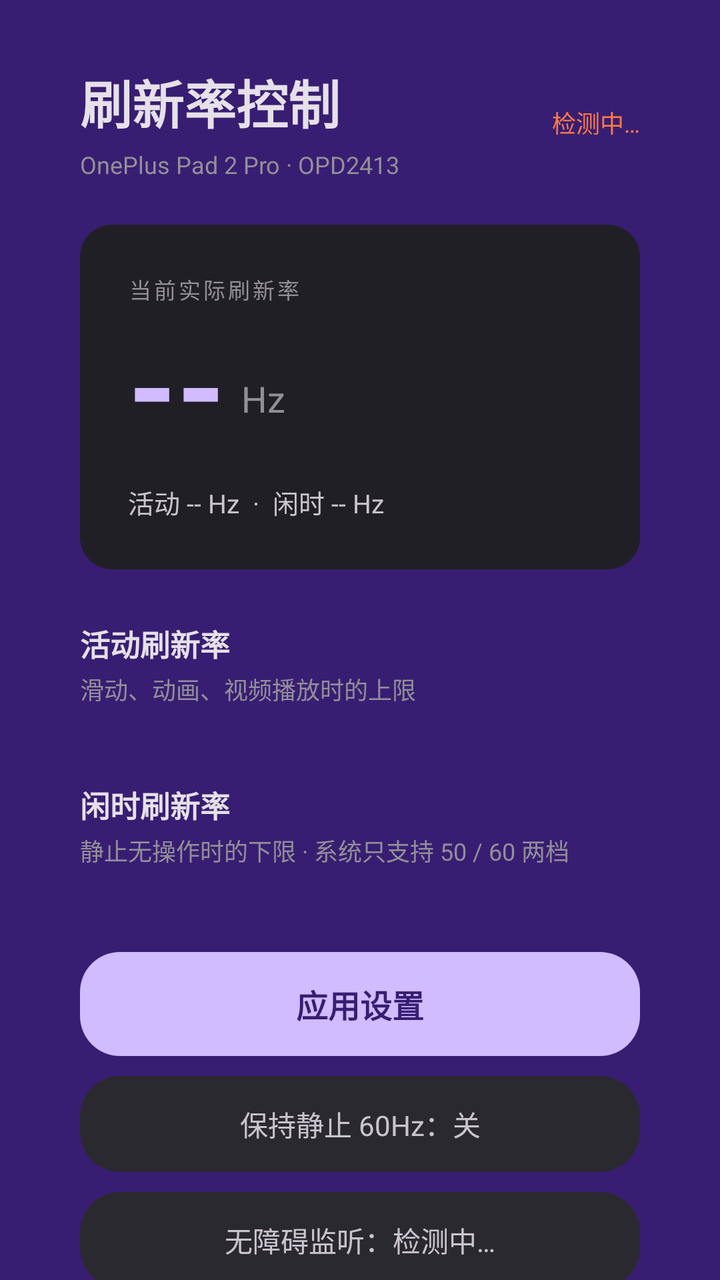
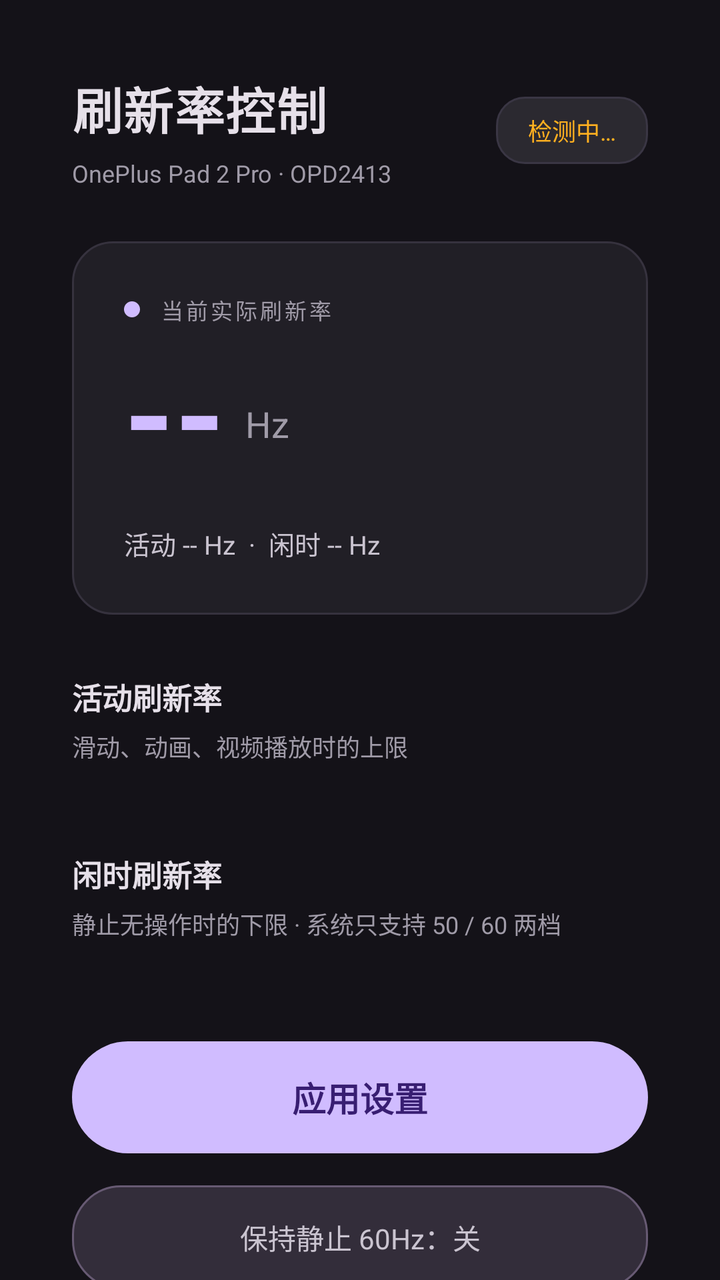

Before-and-after screenshots of an Android layout around one commit, followed by the original layout XML and the change that was made.
<!-- AndroidManifest.xml: application theme AppTheme -->
<!-- res/layout/activity_main.xml -->
<?xml version="1.0" encoding="utf-8"?>
<ScrollView xmlns:android="http://schemas.android.com/apk/res/android"
    android:layout_width="match_parent"
    android:layout_height="match_parent"
    android:background="#381E72"
    android:fillViewport="true"
    android:scrollbars="none">

    <LinearLayout
        android:layout_width="match_parent"
        android:layout_height="wrap_content"
        android:orientation="vertical"
        android:paddingLeft="40dp"
        android:paddingRight="40dp"
        android:paddingTop="32dp"
        android:paddingBottom="40dp">

        <LinearLayout
            android:layout_width="match_parent"
            android:layout_height="wrap_content"
            android:orientation="horizontal"
            android:gravity="center_vertical">

            <LinearLayout
                android:layout_width="0dp"
                android:layout_height="wrap_content"
                android:layout_weight="1"
                android:orientation="vertical">

                <TextView
                    android:layout_width="wrap_content"
                    android:layout_height="wrap_content"
                    android:text="刷新率控制"
                    android:textColor="#E6E0E9"
                    android:textSize="26sp"
                    android:textStyle="bold" />

                <TextView
                    android:id="@+id/tv_device"
                    android:layout_width="wrap_content"
                    android:layout_height="wrap_content"
                    android:layout_marginTop="4dp"
                    android:text="OnePlus Pad 2 Pro · OPD2413"
                    android:textColor="#938F99"
                    android:textSize="12sp" />
            </LinearLayout>

            <TextView
                android:id="@+id/tv_perm"
                android:layout_width="wrap_content"
                android:layout_height="wrap_content"
                android:text="检测中…"
                android:textColor="#FF7A45"
                android:textSize="12sp" />
        </LinearLayout>

        <LinearLayout
            android:layout_width="match_parent"
            android:layout_height="wrap_content"
            android:layout_marginTop="22dp"
            android:background="@drawable/bg_card"
            android:orientation="vertical"
            android:padding="24dp">

            <TextView
                android:layout_width="wrap_content"
                android:layout_height="wrap_content"
                android:text="当前实际刷新率"
                android:textColor="#938F99"
                android:textSize="11sp"
                android:letterSpacing="0.12" />

            <LinearLayout
                android:layout_width="wrap_content"
                android:layout_height="wrap_content"
                android:layout_marginTop="6dp"
                android:orientation="horizontal"
                android:gravity="bottom">

                <TextView
                    android:id="@+id/tv_live"
                    android:layout_width="wrap_content"
                    android:layout_height="wrap_content"
                    android:text="--"
                    android:textColor="#D0BCFF"
                    android:textSize="62sp"
                    android:textStyle="bold"
                    android:includeFontPadding="false" />

                <TextView
                    android:layout_width="wrap_content"
                    android:layout_height="wrap_content"
                    android:layout_marginLeft="8dp"
                    android:layout_marginBottom="10dp"
                    android:text="Hz"
                    android:textColor="#938F99"
                    android:textSize="18sp" />
            </LinearLayout>

            <TextView
                android:id="@+id/tv_summary"
                android:layout_width="wrap_content"
                android:layout_height="wrap_content"
                android:layout_marginTop="10dp"
                android:text="活动 -- Hz  ·  闲时 -- Hz"
                android:textColor="#CAC4D0"
                android:textSize="13sp" />
        </LinearLayout>

        <TextView
            android:layout_width="wrap_content"
            android:layout_height="wrap_content"
            android:layout_marginTop="26dp"
            android:text="活动刷新率"
            android:textColor="#E6E0E9"
            android:textSize="15sp"
            android:textStyle="bold" />

        <TextView
            android:layout_width="wrap_content"
            android:layout_height="wrap_content"
            android:layout_marginTop="3dp"
            android:text="滑动、动画、视频播放时的上限"
            android:textColor="#938F99"
            android:textSize="12sp" />

        <LinearLayout
            android:id="@+id/group_active"
            android:layout_width="match_parent"
            android:layout_height="wrap_content"
            android:layout_marginTop="12dp"
            android:orientation="horizontal" />

        <TextView
            android:layout_width="wrap_content"
            android:layout_height="wrap_content"
            android:layout_marginTop="26dp"
            android:text="闲时刷新率"
            android:textColor="#E6E0E9"
            android:textSize="15sp"
            android:textStyle="bold" />

        <TextView
            android:id="@+id/tv_idle_hint"
            android:layout_width="wrap_content"
            android:layout_height="wrap_content"
            android:layout_marginTop="3dp"
            android:text="静止无操作时的下限 · 系统只支持 50 / 60 两档"
            android:textColor="#938F99"
            android:textSize="12sp" />

        <LinearLayout
            android:id="@+id/group_idle"
            android:layout_width="match_parent"
            android:layout_height="wrap_content"
            android:layout_marginTop="12dp"
            android:orientation="horizontal" />

        <TextView
            android:id="@+id/btn_apply"
            android:layout_width="match_parent"
            android:layout_height="52dp"
            android:layout_marginTop="30dp"
            android:background="@drawable/bg_btn_primary"
            android:gravity="center"
            android:text="应用设置"
            android:textColor="#381E72"
            android:textSize="16sp"
            android:textStyle="bold" />

        <TextView
            android:id="@+id/btn_lock"
            android:layout_width="match_parent"
            android:layout_height="48dp"
            android:layout_marginTop="10dp"
            android:background="@drawable/bg_btn_secondary"
            android:gravity="center"
            android:text="保持静止 60Hz：关"
            android:textColor="#CAC4D0"
            android:textSize="14sp" />

        <TextView
            android:id="@+id/btn_acc"
            android:layout_width="match_parent"
            android:layout_height="48dp"
            android:layout_marginTop="10dp"
            android:background="@drawable/bg_btn_secondary"
            android:gravity="center"
            android:text="无障碍监听：检测中…"
            android:textColor="#CAC4D0"
            android:textSize="14sp" />

        <TextView
            android:id="@+id/btn_whitelist"
            android:layout_width="match_parent"
            android:layout_height="48dp"
            android:layout_marginTop="10dp"
            android:background="@drawable/bg_btn_secondary"
            android:gravity="center"
            android:text="跳过校准的应用：0"
            android:textColor="#CAC4D0"
            android:textSize="14sp" />

        <LinearLayout
            android:layout_width="match_parent"
            android:layout_height="wrap_content"
            android:layout_marginTop="10dp"
            android:orientation="horizontal">

            <TextView
                android:id="@+id/btn_recalc"
                android:layout_width="0dp"
                android:layout_height="48dp"
                android:layout_weight="1"
                android:background="@drawable/bg_btn_secondary"
                android:gravity="center"
                android:text="强制重算"
                android:textColor="#CAC4D0"
                android:textSize="14sp" />

            <View
                android:layout_width="10dp"
                android:layout_height="1dp" />

            <TextView
                android:id="@+id/btn_default"
                android:layout_width="0dp"
                android:layout_height="48dp"
                android:layout_weight="1"
                android:background="@drawable/bg_btn_secondary"
                android:gravity="center"
                android:text="恢复默认"
                android:textColor="#CAC4D0"
                android:textSize="14sp" />

            <View
                android:layout_width="10dp"
                android:layout_height="1dp" />

            <TextView
                android:id="@+id/btn_perm"
                android:layout_width="0dp"
                android:layout_height="48dp"
                android:layout_weight="1"
                android:background="@drawable/bg_btn_secondary"
                android:gravity="center"
                android:text="授权权限"
                android:textColor="#D0BCFF"
                android:textSize="14sp"
                android:visibility="gone" />
        </LinearLayout>

        <TextView
            android:id="@+id/tv_hint"
            android:layout_width="match_parent"
            android:layout_height="wrap_content"
            android:layout_marginTop="18dp"
            android:text="通过 Shizuku 调用系统 shell 修改 settings，无需 root。"
            android:textColor="#49454F"
            android:textSize="11sp"
            android:lineSpacingExtra="3dp" />
    </LinearLayout>
</ScrollView>
<!-- resources referenced by this layout -->
<resources>
  <!-- drawable bg_btn_primary (drawable) -->
  <?xml version="1.0" encoding="utf-8"?>
  <shape xmlns:android="http://schemas.android.com/apk/res/android" android:shape="rectangle">
      <solid android:color="#D0BCFF" />
      <corners android:radius="20dp" />
  </shape>
  <!-- drawable bg_btn_secondary (drawable) -->
  <?xml version="1.0" encoding="utf-8"?>
  <shape xmlns:android="http://schemas.android.com/apk/res/android" android:shape="rectangle">
      <solid android:color="#2B2930" />
      <corners android:radius="20dp" />
  </shape>
  <!-- drawable bg_card (drawable) -->
  <?xml version="1.0" encoding="utf-8"?>
  <shape xmlns:android="http://schemas.android.com/apk/res/android" android:shape="rectangle">
      <solid android:color="#211F26" />
      <corners android:radius="16dp" />
  </shape>
  <style name="AppTheme" parent="android:Theme.Material.NoActionBar">
          <item name="android:windowBackground">#141218</item>
          <item name="android:colorAccent">#D0BCFF</item>
          <item name="android:statusBarColor">#141218</item>
          <item name="android:navigationBarColor">#141218</item>
          <item name="android:windowLightStatusBar">false</item>
          <item name="android:textColorPrimary">#E6E0E9</item>
          <item name="android:textColorSecondary">#CAC4D0</item>
      </style>
</resources>

<!-- the commit's change to res/layout/activity_main.xml (unified diff, before → after) -->
@@ -2,7 +2,7 @@
 <ScrollView xmlns:android="http://schemas.android.com/apk/res/android"
     android:layout_width="match_parent"
     android:layout_height="match_parent"
-    android:background="#381E72"
+    android:background="#141218"
     android:fillViewport="true"
     android:scrollbars="none">
 
@@ -10,10 +10,10 @@
         android:layout_width="match_parent"
         android:layout_height="wrap_content"
         android:orientation="vertical"
-        android:paddingLeft="40dp"
-        android:paddingRight="40dp"
-        android:paddingTop="32dp"
-        android:paddingBottom="40dp">
+        android:paddingLeft="36dp"
+        android:paddingRight="36dp"
+        android:paddingTop="36dp"
+        android:paddingBottom="48dp">
 
         <LinearLayout
             android:layout_width="match_parent"
@@ -32,16 +32,17 @@
                     android:layout_height="wrap_content"
                     android:text="刷新率控制"
                     android:textColor="#E6E0E9"
-                    android:textSize="26sp"
-                    android:textStyle="bold" />
+                    android:textSize="25sp"
+                    android:textStyle="bold"
+                    android:letterSpacing="0.02" />
 
                 <TextView
                     android:id="@+id/tv_device"
                     android:layout_width="wrap_content"
                     android:layout_height="wrap_content"
-                    android:layout_marginTop="4dp"
+                    android:layout_marginTop="6dp"
                     android:text="OnePlus Pad 2 Pro · OPD2413"
-                    android:textColor="#938F99"
+                    android:textColor="#A09BA8"
                     android:textSize="12sp" />
             </LinearLayout>
 
@@ -49,31 +50,49 @@
                 android:id="@+id/tv_perm"
                 android:layout_width="wrap_content"
                 android:layout_height="wrap_content"
+                android:background="@drawable/bg_status_pill"
+                android:paddingLeft="16dp"
+                android:paddingRight="16dp"
+                android:paddingTop="8dp"
+                android:paddingBottom="8dp"
                 android:text="检测中…"
-                android:textColor="#FF7A45"
+                android:textColor="#FFB020"
                 android:textSize="12sp" />
         </LinearLayout>
 
         <LinearLayout
             android:layout_width="match_parent"
             android:layout_height="wrap_content"
-            android:layout_marginTop="22dp"
+            android:layout_marginTop="26dp"
             android:background="@drawable/bg_card"
             android:orientation="vertical"
-            android:padding="24dp">
-
-            <TextView
-                android:layout_width="wrap_content"
-                android:layout_height="wrap_content"
-                android:text="当前实际刷新率"
-                android:textColor="#938F99"
-                android:textSize="11sp"
-                android:letterSpacing="0.12" />
+            android:padding="26dp">
 
             <LinearLayout
                 android:layout_width="wrap_content"
                 android:layout_height="wrap_content"
-                android:layout_marginTop="6dp"
+                android:orientation="horizontal"
+                android:gravity="center_vertical">
+
+                <View
+                    android:layout_width="8dp"
+                    android:layout_height="8dp"
+                    android:background="@drawable/bg_dot" />
+
+                <TextView
+                    android:layout_width="wrap_content"
+                    android:layout_height="wrap_content"
+                    android:layout_marginLeft="10dp"
+                    android:text="当前实际刷新率"
+                    android:textColor="#A09BA8"
+                    android:textSize="11sp"
+                    android:letterSpacing="0.12" />
+            </LinearLayout>
+
+            <LinearLayout
+                android:layout_width="wrap_content"
+                android:layout_height="wrap_content"
+                android:layout_marginTop="10dp"
                 android:orientation="horizontal"
                 android:gravity="bottom">
 
@@ -83,17 +102,17 @@
                     android:layout_height="wrap_content"
                     android:text="--"
                     android:textColor="#D0BCFF"
-                    android:textSize="62sp"
+                    android:textSize="64sp"
                     android:textStyle="bold"
                     android:includeFontPadding="false" />
 
                 <TextView
                     android:layout_width="wrap_content"
                     android:layout_height="wrap_content"
-                    android:layout_marginLeft="8dp"
-                    android:layout_marginBottom="10dp"
+                    android:layout_marginLeft="10dp"
+                    android:layout_marginBottom="12dp"
                     android:text="Hz"
-                    android:textColor="#938F99"
+                    android:textColor="#A09BA8"
                     android:textSize="18sp" />
             </LinearLayout>
 
@@ -101,7 +120,7 @@
                 android:id="@+id/tv_summary"
                 android:layout_width="wrap_content"
                 android:layout_height="wrap_content"
-                android:layout_marginTop="10dp"
+                android:layout_marginTop="14dp"
                 android:text="活动 -- Hz  ·  闲时 -- Hz"
                 android:textColor="#CAC4D0"
                 android:textSize="13sp" />
@@ -110,7 +129,7 @@
         <TextView
             android:layout_width="wrap_content"
             android:layout_height="wrap_content"
-            android:layout_marginTop="26dp"
+            android:layout_marginTop="30dp"
             android:text="活动刷新率"
             android:textColor="#E6E0E9"
             android:textSize="15sp"
@@ -119,22 +138,22 @@
         <TextView
             android:layout_width="wrap_content"
             android:layout_height="wrap_content"
-            android:layout_marginTop="3dp"
+            android:layout_marginTop="5dp"
             android:text="滑动、动画、视频播放时的上限"
-            android:textColor="#938F99"
+            android:textColor="#A09BA8"
             android:textSize="12sp" />
 
         <LinearLayout
             android:id="@+id/group_active"
             android:layout_width="match_parent"
             android:layout_height="wrap_content"
-            android:layout_marginTop="12dp"
+            android:layout_marginTop="16dp"
             android:orientation="horizontal" />
 
         <TextView
             android:layout_width="wrap_content"
             android:layout_height="wrap_content"
-            android:layout_marginTop="26dp"
+            android:layout_marginTop="28dp"
             android:text="闲时刷新率"
             android:textColor="#E6E0E9"
             android:textSize="15sp"
@@ -144,36 +163,36 @@
             android:id="@+id/tv_idle_hint"
             android:layout_width="wrap_content"
             android:layout_height="wrap_content"
-            android:layout_marginTop="3dp"
+            android:layout_marginTop="5dp"
             android:text="静止无操作时的下限 · 系统只支持 50 / 60 两档"
-            android:textColor="#938F99"
+            android:textColor="#A09BA8"
             android:textSize="12sp" />
 
         <LinearLayout
             android:id="@+id/group_idle"
             android:layout_width="match_parent"
             android:layout_height="wrap_content"
-            android:layout_marginTop="12dp"
+            android:layout_marginTop="16dp"
             android:orientation="horizontal" />
 
         <TextView
             android:id="@+id/btn_apply"
             android:layout_width="match_parent"
-            android:layout_height="52dp"
-            android:layout_marginTop="30dp"
+            android:layout_height="56dp"
+            android:layout_marginTop="34dp"
             android:background="@drawable/bg_btn_primary"
             android:gravity="center"
             android:text="应用设置"
             android:textColor="#381E72"
-            android:textSize="16sp"
+            android:textSize="17sp"
             android:textStyle="bold" />
 
         <TextView
             android:id="@+id/btn_lock"
             android:layout_width="match_parent"
-            android:layout_height="48dp"
-            android:layout_marginTop="10dp"
-            android:background="@drawable/bg_btn_secondary"
+            android:layout_height="52dp"
+            android:layout_marginTop="16dp"
+            android:background="@drawable/bg_btn_accent"
             android:gravity="center"
             android:text="保持静止 60Hz：关"
             android:textColor="#CAC4D0"
@@ -182,8 +201,8 @@
         <TextView
             android:id="@+id/btn_acc"
             android:layout_width="match_parent"
-            android:layout_height="48dp"
-            android:layout_marginTop="10dp"
+            android:layout_height="50dp"
+            android:layout_marginTop="12dp"
             android:background="@drawable/bg_btn_secondary"
             android:gravity="center"
             android:text="无障碍监听：检测中…"
@@ -193,24 +212,24 @@
         <TextView
             android:id="@+id/btn_whitelist"
             android:layout_width="match_parent"
-            android:layout_height="48dp"
-            android:layout_marginTop="10dp"
+            android:layout_height="50dp"
+            android:layout_marginTop="12dp"
             android:background="@drawable/bg_btn_secondary"
             android:gravity="center"
-            android:text="跳过校准的应用：0"
+            android:text="需要校准的应用：全部"
             android:textColor="#CAC4D0"
             android:textSize="14sp" />
 
         <LinearLayout
             android:layout_width="match_parent"
             android:layout_height="wrap_content"
-            android:layout_marginTop="10dp"
+            android:layout_marginTop="12dp"
             android:orientation="horizontal">
 
             <TextView
                 android:id="@+id/btn_recalc"
                 android:layout_width="0dp"
-                android:layout_height="48dp"
+                android:layout_height="50dp"
                 android:layout_weight="1"
                 android:background="@drawable/bg_btn_secondary"
                 android:gravity="center"
@@ -219,13 +238,13 @@
                 android:textSize="14sp" />
 
             <View
-                android:layout_width="10dp"
+                android:layout_width="12dp"
                 android:layout_height="1dp" />
 
             <TextView
                 android:id="@+id/btn_default"
                 android:layout_width="0dp"
-                android:layout_height="48dp"
+                android:layout_height="50dp"
                 android:layout_weight="1"
                 android:background="@drawable/bg_btn_secondary"
                 android:gravity="center"
@@ -234,13 +253,13 @@
                 android:textSize="14sp" />
 
             <View
-                android:layout_width="10dp"
+                android:layout_width="12dp"
                 android:layout_height="1dp" />
 
             <TextView
                 android:id="@+id/btn_perm"
                 android:layout_width="0dp"
-                android:layout_height="48dp"
+                android:layout_height="50dp"
                 android:layout_weight="1"
                 android:background="@drawable/bg_btn_secondary"
                 android:gravity="center"
@@ -254,10 +273,10 @@
             android:id="@+id/tv_hint"
             android:layout_width="match_parent"
             android:layout_height="wrap_content"
-            android:layout_marginTop="18dp"
+            android:layout_marginTop="22dp"
             android:text="通过 Shizuku 调用系统 shell 修改 settings，无需 root。"
-            android:textColor="#49454F"
+            android:textColor="#9E99A6"
             android:textSize="11sp"
-            android:lineSpacingExtra="3dp" />
+            android:lineSpacingExtra="4dp" />
     </LinearLayout>
 </ScrollView>
<!-- resource entries referenced after the edit -->
@@ -1,22 +1,43 @@
 <!-- resources referenced by this layout -->
 <resources>
+  <!-- drawable bg_btn_accent (drawable) -->
+  <?xml version="1.0" encoding="utf-8"?>
+  <shape xmlns:android="http://schemas.android.com/apk/res/android" android:shape="rectangle">
+      <solid android:color="#332D3A" />
+      <stroke android:width="1dp" android:color="#675A73" />
+      <corners android:radius="24dp" />
+  </shape>
   <!-- drawable bg_btn_primary (drawable) -->
   <?xml version="1.0" encoding="utf-8"?>
   <shape xmlns:android="http://schemas.android.com/apk/res/android" android:shape="rectangle">
       <solid android:color="#D0BCFF" />
-      <corners android:radius="20dp" />
+      <corners android:radius="28dp" />
   </shape>
   <!-- drawable bg_btn_secondary (drawable) -->
   <?xml version="1.0" encoding="utf-8"?>
   <shape xmlns:android="http://schemas.android.com/apk/res/android" android:shape="rectangle">
-      <solid android:color="#2B2930" />
-      <corners android:radius="20dp" />
+      <solid android:color="#211F26" />
+      <stroke android:width="1dp" android:color="#36323E" />
+      <corners android:radius="24dp" />
   </shape>
   <!-- drawable bg_card (drawable) -->
   <?xml version="1.0" encoding="utf-8"?>
   <shape xmlns:android="http://schemas.android.com/apk/res/android" android:shape="rectangle">
       <solid android:color="#211F26" />
-      <corners android:radius="16dp" />
+      <stroke android:width="1dp" android:color="#36323E" />
+      <corners android:radius="20dp" />
+  </shape>
+  <!-- drawable bg_dot (drawable) -->
+  <?xml version="1.0" encoding="utf-8"?>
+  <shape xmlns:android="http://schemas.android.com/apk/res/android" android:shape="oval">
+      <solid android:color="#D0BCFF" />
+  </shape>
+  <!-- drawable bg_status_pill (drawable) -->
+  <?xml version="1.0" encoding="utf-8"?>
+  <shape xmlns:android="http://schemas.android.com/apk/res/android" android:shape="rectangle">
+      <solid android:color="#2B2930" />
+      <stroke android:width="1dp" android:color="#3A3644" />
+      <corners android:radius="14dp" />
   </shape>
   <style name="AppTheme" parent="android:Theme.Material.NoActionBar">
           <item name="android:windowBackground">#141218</item>
@@ -24,6 +45,7 @@
           <item name="android:statusBarColor">#141218</item>
           <item name="android:navigationBarColor">#141218</item>
           <item name="android:windowLightStatusBar">false</item>
+          <item name="android:windowLightNavigationBar">false</item>
           <item name="android:textColorPrimary">#E6E0E9</item>
           <item name="android:textColorSecondary">#CAC4D0</item>
       </style>
